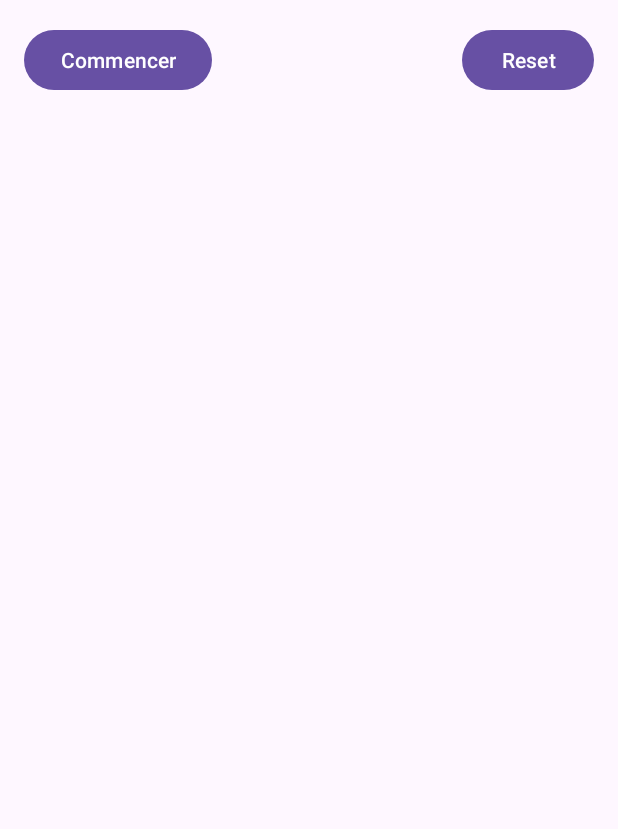
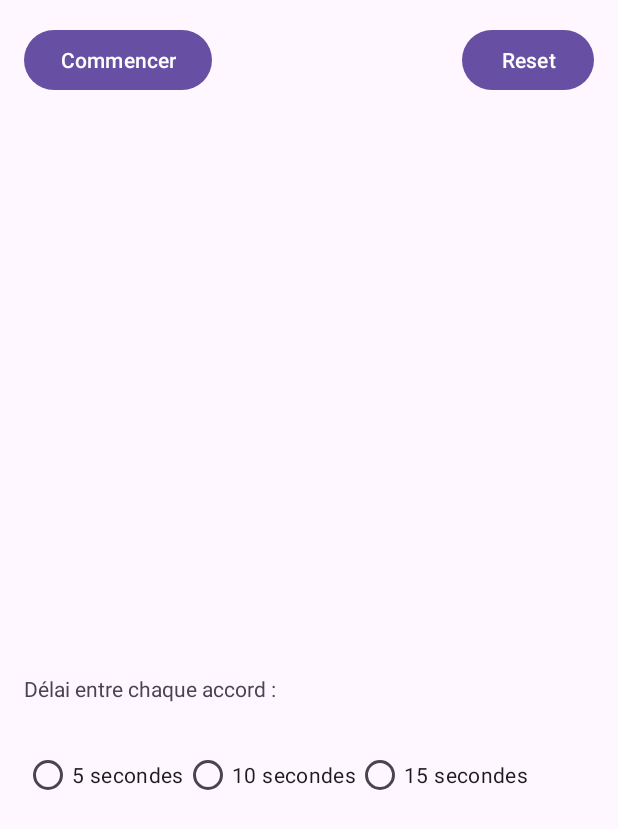
Before and after one commit to GodWindows/PianoChords, an Android app: the screen it shows after launch (MainActivity), on a phone screen of 412 x 824 dp. Shown: the top 829 px of the screen. Run offline under Robolectric (Android 15) with nearby library versions, the phone set to English and light mode, and no system bars.

Commit message:
Added the graphic radio button to select the waiting delay between each swipe of chord.

```diff
--- a/app/src/main/java/com/godwindows/pianochords/MainActivity.java
+++ b/app/src/main/java/com/godwindows/pianochords/MainActivity.java
@@ -36,8 +36,8 @@ public class MainActivity extends AppCompatActivity {
 
     protected void swipeChords(int timeGap){
         Handler myHandler = new Handler(Looper.getMainLooper());
-        final int[] i={0};
-        chordText.setText(chordToText(Chord.getAllChords().get(i[0])));
+        chordText.setText(chordToText(Chord.getAllChords().get(0)));
+        final int[] i={1};
         myHandler.postDelayed(
                 new Runnable() {
                     @Override
@@ -67,7 +67,7 @@ public class MainActivity extends AppCompatActivity {
 
     protected void initializeComponents(){
 
-        chordText.setTextSize(40);
+        chordText.setTextSize(70);
 
         startButton.setOnClickListener(
                 new View.OnClickListener() {
--- a/app/src/main/res/layout/activity_main.xml
+++ b/app/src/main/res/layout/activity_main.xml
@@ -7,16 +7,30 @@
     android:layout_height="match_parent"
     tools:context=".MainActivity">
 
+    <ScrollView
+        android:layout_width="match_parent"
+        android:layout_height="match_parent">
+
+        <LinearLayout
+            android:layout_width="match_parent"
+            android:layout_height="wrap_content"
+            android:orientation="vertical">
+
+            <androidx.constraintlayout.widget.ConstraintLayout
+                android:layout_width="match_parent"
+                android:layout_height="match_parent">
+
+
                 <TextView
                     android:id="@+id/chordText"
                     android:layout_width="wrap_content"
                     android:layout_height="wrap_content"
+                    android:layout_marginTop="50dp"
                     android:text=""
-        android:textColor="@color/white"
                     app:layout_constraintBottom_toBottomOf="parent"
                     app:layout_constraintEnd_toEndOf="parent"
                     app:layout_constraintStart_toStartOf="parent"
-        app:layout_constraintTop_toTopOf="parent" />
+                    app:layout_constraintTop_toBottomOf="@+id/startButton" />
 
                 <Button
                     android:id="@+id/startButton"
@@ -38,4 +52,49 @@
                     app:layout_constraintEnd_toEndOf="parent"
                     app:layout_constraintTop_toTopOf="parent" />
 
+                <TextView
+                    android:id="@+id/delayTitle"
+                    android:layout_width="wrap_content"
+                    android:layout_height="wrap_content"
+                    android:layout_marginStart="16dp"
+                    android:layout_marginTop="75dp"
+                    android:text="@string/delayTitle"
+                    app:layout_constraintStart_toStartOf="parent"
+                    app:layout_constraintTop_toBottomOf="@+id/chordText" />
+
+                <RadioGroup
+                    android:layout_width="wrap_content"
+                    android:layout_height="wrap_content"
+                    android:layout_marginStart="16dp"
+                    android:layout_marginTop="24dp"
+                    android:orientation="horizontal"
+                    app:layout_constraintStart_toStartOf="parent"
+                    app:layout_constraintTop_toBottomOf="@+id/delayTitle">
+
+                    <RadioButton
+                        android:id="@+id/radioButton"
+                        android:layout_width="match_parent"
+                        android:layout_height="wrap_content"
+                        android:text="@string/seconds5" />
+
+                    <RadioButton
+                        android:id="@+id/radioButton2"
+                        android:layout_width="match_parent"
+                        android:layout_height="wrap_content"
+                        android:text="@string/seconds10" />
+
+                    <RadioButton
+                        android:id="@+id/radioButton3"
+                        android:layout_width="wrap_content"
+                        android:layout_height="wrap_content"
+                        android:text="@string/seconds15" />
+                </RadioGroup>
+
             </androidx.constraintlayout.widget.ConstraintLayout>
+        </LinearLayout>
+    </ScrollView>
+
+
+
+
+</androidx.constraintlayout.widget.ConstraintLayout>
--- a/app/src/main/res/values/strings.xml
+++ b/app/src/main/res/values/strings.xml
@@ -2,4 +2,8 @@
     <string name="app_name">PianoChords</string>
     <string name="reset">Reset</string>
     <string name="start">Commencer</string>
+    <string name="delayTitle">Délai entre chaque accord : </string>
+    <string name="seconds5">5 secondes </string>
+    <string name="seconds10">10 secondes </string>
+    <string name="seconds15">15 secondes </string>
 </resources>
```
Lines whose indentation alone changed are shown as unchanged.
